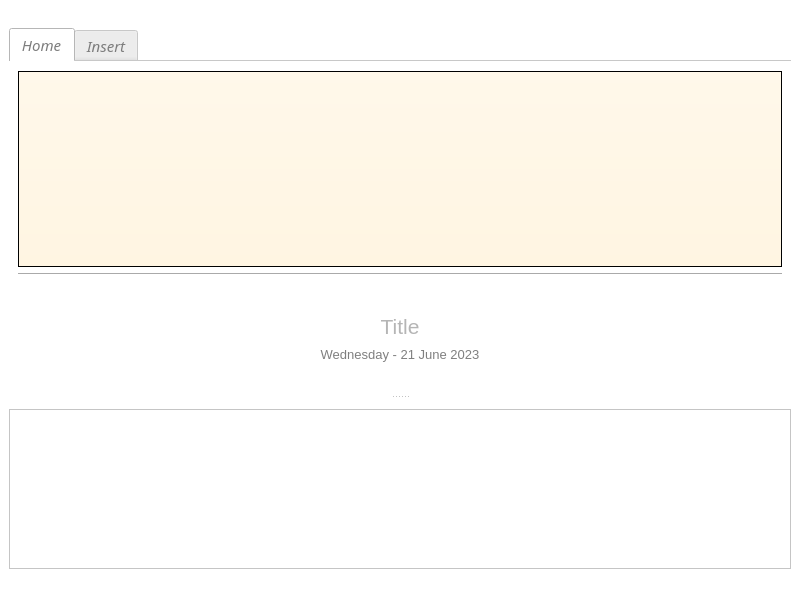
First picture: the form in form_2.ui, repository MaloneMKD/Journal-By-Topic, before the edit.
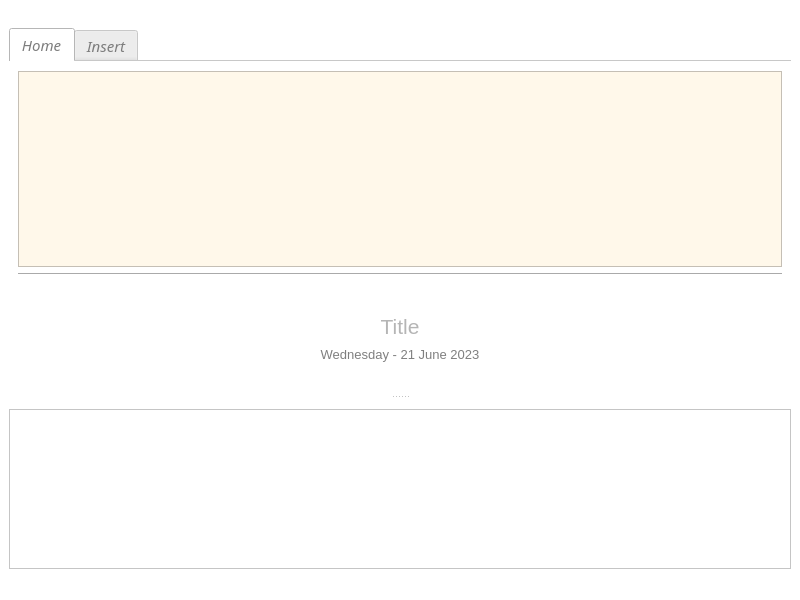
Second picture: the form after the edit.

The edit to the form file:
```diff
--- a/form_2.ui
+++ b/form_2.ui
@@ -105,7 +105,7 @@
          <item>
           <widget class="QGraphicsView" name="homeTabGraphicsView">
            <property name="styleSheet">
-            <string notr="true">background-color: qlineargradient(spread:pad, x1:0, y1:0, x2:0, y2:1, stop:0 rgba(255, 248, 234, 255), stop:1 rgba(255, 245, 226, 255));</string>
+            <string notr="true">background-color: rgb(255, 248, 234);</string>
            </property>
            <property name="frameShadow">
             <enum>QFrame::Raised</enum>
```
